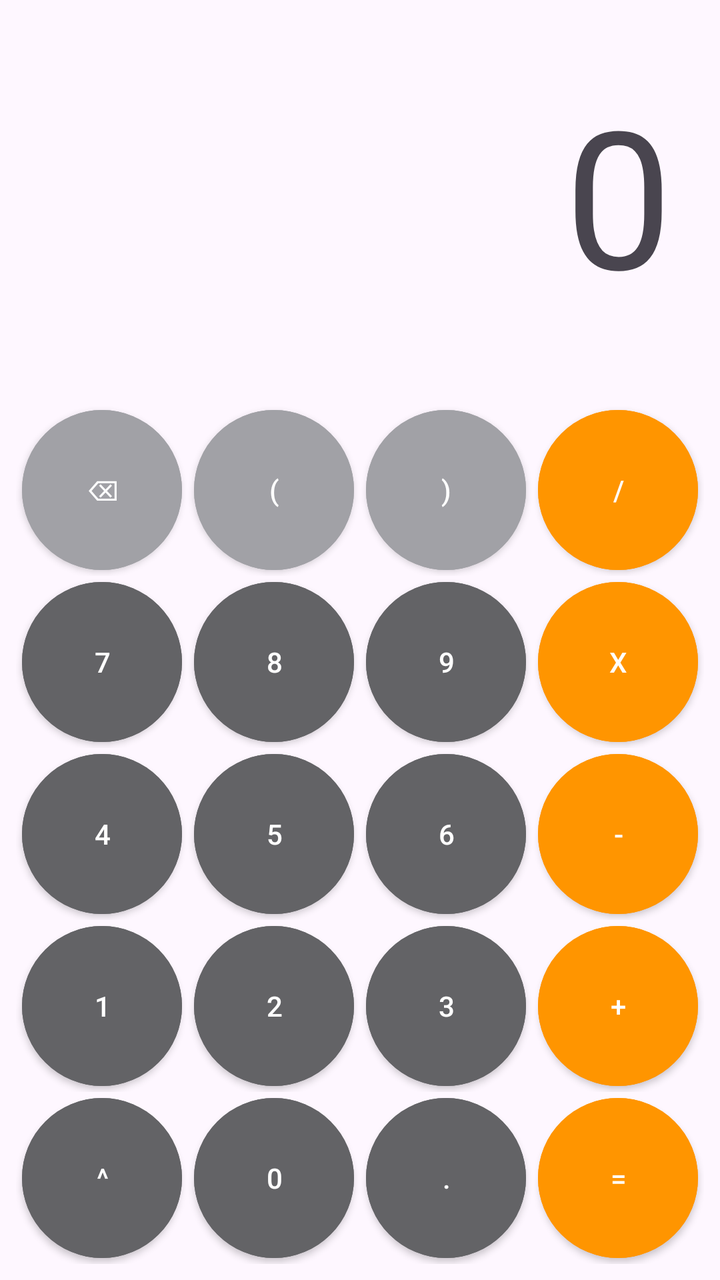
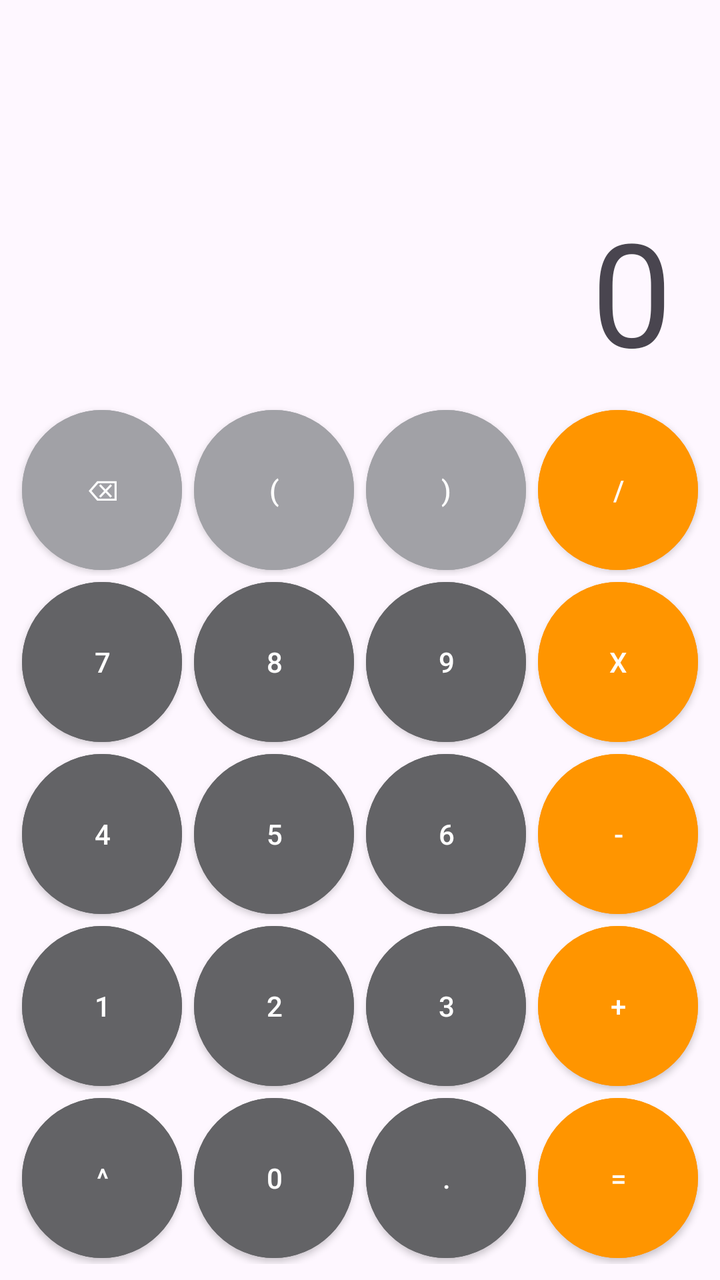

An Android layout rendered at two revisions. The XML below is the earlier revision; the diff shows what the commit changed to produce the second picture.
<!-- AndroidManifest.xml: application theme Theme.Wissenschaftlicher_Rechner -->
<!-- res/layout/activity_main.xml -->
<?xml version="1.0" encoding="utf-8"?>
<androidx.constraintlayout.widget.ConstraintLayout xmlns:android="http://schemas.android.com/apk/res/android"
    xmlns:app="http://schemas.android.com/apk/res-auto"
    xmlns:tools="http://schemas.android.com/tools"
    android:id="@+id/main"
    android:layout_width="match_parent"
    android:layout_height="match_parent"
    tools:context=".MainActivity">

    <TableLayout
        android:id="@+id/CalcGrid"
        android:layout_width="0dp"
        android:layout_height="0dp"
        android:layout_marginStart="8dp"
        android:layout_marginEnd="8dp"
        android:layout_marginBottom="8dp"
        android:shrinkColumns="*"
        android:stretchColumns="*"
        app:layout_constraintBottom_toBottomOf="parent"
        app:layout_constraintEnd_toEndOf="parent"
        app:layout_constraintStart_toStartOf="parent"
        app:layout_constraintDimensionRatio="4:5">

        <TableRow android:layout_weight="1">

            <Button
                android:id="@+id/buttonC"
                style="@style/CalcButton"
                android:backgroundTint="#A1A1A6"
                android:text="@string/btn_backspace" />

            <Button
                android:id="@+id/buttonOpenParen"
                style="@style/CalcButton"
                android:backgroundTint="#A1A1A6"
                android:text="@string/btn_open_paren" />

            <Button
                android:id="@+id/buttonCloseParen"
                style="@style/CalcButton"
                android:backgroundTint="#A1A1A6"
                android:text="@string/btn_close_paren" />

            <Button
                android:id="@+id/buttonDiv"
                style="@style/CalcButton"
                android:backgroundTint="#FF9500"
                android:text="@string/btn_div" />
        </TableRow>

        <TableRow android:layout_weight="1">

            <Button
                android:id="@+id/button7"
                style="@style/CalcButton"
                android:backgroundTint="#636366"
                android:text="@string/btn_seven" />

            <Button
                android:id="@+id/button8"
                style="@style/CalcButton"
                android:backgroundTint="#636366"
                android:text="@string/btn_eight" />

            <Button
                android:id="@+id/button9"
                style="@style/CalcButton"
                android:backgroundTint="#636366"
                android:text="@string/btn_nine" />

            <Button
                android:id="@+id/buttonMul"
                style="@style/CalcButton"
                android:backgroundTint="#FF9500"
                android:text="@string/btn_mul" />
        </TableRow>

        <TableRow android:layout_weight="1">

            <Button
                android:id="@+id/button4"
                style="@style/CalcButton"
                android:backgroundTint="#636366"
                android:text="@string/btn_four" />

            <Button
                android:id="@+id/button5"
                style="@style/CalcButton"
                android:backgroundTint="#636366"
                android:text="@string/btn_five" />

            <Button
                android:id="@+id/button6"
                style="@style/CalcButton"
                android:backgroundTint="#636366"
                android:text="@string/btn_six" />

            <Button
                android:id="@+id/buttonSub"
                style="@style/CalcButton"
                android:backgroundTint="#FF9500"
                android:text="@string/btn_sub" />
        </TableRow>

        <TableRow android:layout_weight="1">

            <Button
                android:id="@+id/button1"
                style="@style/CalcButton"
                android:backgroundTint="#636366"
                android:text="@string/btn_one" />

            <Button
                android:id="@+id/button2"
                style="@style/CalcButton"
                android:backgroundTint="#636366"
                android:text="@string/btn_two" />

            <Button
                android:id="@+id/button3"
                style="@style/CalcButton"
                android:backgroundTint="#636366"
                android:text="@string/btn_three" />

            <Button
                android:id="@+id/buttonAdd"
                style="@style/CalcButton"
                android:backgroundTint="#FF9500"
                android:text="@string/btn_add" />
        </TableRow>

        <TableRow android:layout_weight="1">

            <Button
                android:id="@+id/buttonPow"
                style="@style/CalcButton"
                android:backgroundTint="#636366"
                android:text="@string/btn_pow" />

            <Button
                android:id="@+id/button0"
                style="@style/CalcButton"
                android:backgroundTint="#636366"
                android:text="@string/btn_zero" />

            <Button
                android:id="@+id/buttonDot"
                style="@style/CalcButton"
                android:backgroundTint="#636366"
                android:text="@string/btn_dot" />

            <Button
                android:id="@+id/buttonEq"
                style="@style/CalcButton"
                android:backgroundTint="#FF9500"
                android:text="@string/btn_eq" />
        </TableRow>
    </TableLayout>

    <TextView
        android:id="@+id/textView"
        android:layout_width="0dp"
        android:layout_height="0dp"
        android:layout_marginStart="24dp"
        android:layout_marginEnd="24dp"
        android:layout_marginBottom="8dp"
        android:gravity="end|center_vertical"
        android:text="0"
        android:maxLines="1"
        android:autoSizeTextType="uniform"
        android:autoSizeMinTextSize="36sp"
        android:autoSizeMaxTextSize="96sp"
        android:autoSizeStepGranularity="1sp"
        app:layout_constraintBottom_toTopOf="@+id/CalcGrid"
        app:layout_constraintEnd_toEndOf="parent"
        app:layout_constraintStart_toStartOf="parent"
        app:layout_constraintTop_toTopOf="parent"/>

    <TextView
        android:id="@+id/historyView"
        android:layout_width="0dp"
        android:layout_height="0dp"
        android:layout_marginStart="24dp"
        android:layout_marginEnd="24dp"
        android:layout_marginBottom="0dp"
        android:gravity="end|bottom"
        android:maxLines="1"
        android:autoSizeTextType="uniform"
        android:autoSizeMinTextSize="24sp"
        android:autoSizeMaxTextSize="36sp"
        android:autoSizeStepGranularity="1sp"
        android:textColor="#636366"
        app:layout_constraintBottom_toTopOf="@+id/textView"
        app:layout_constraintEnd_toEndOf="parent"
        app:layout_constraintStart_toStartOf="parent"
        app:layout_constraintTop_toTopOf="parent"/>

</androidx.constraintlayout.widget.ConstraintLayout>
<!-- resources referenced by this layout -->
<resources>
  <string name="btn_add">+</string>
  <string name="btn_backspace">⌫</string>
  <string name="btn_close_paren">)</string>
  <string name="btn_div">/</string>
  <string name="btn_dot">.</string>
  <string name="btn_eight">8</string>
  <string name="btn_eq">=</string>
  <string name="btn_five">5</string>
  <string name="btn_four">4</string>
  <string name="btn_mul">x</string>
  <string name="btn_nine">9</string>
  <string name="btn_one">1</string>
  <string name="btn_open_paren">(</string>
  <string name="btn_pow">^</string>
  <string name="btn_seven">7</string>
  <string name="btn_six">6</string>
  <string name="btn_sub">-</string>
  <string name="btn_three">3</string>
  <string name="btn_two">2</string>
  <string name="btn_zero">0</string>
  <style name="CalcButton" parent="Widget.MaterialComponents.Button">
          <item name="android:layout_width">wrap_content</item>
          <item name="android:layout_height">match_parent</item>
          <item name="android:layout_margin">3dp</item>
          <item name="android:minHeight">0dp</item>
          <item name="android:insetTop">0dp</item>
          <item name="android:insetBottom">0dp</item>
          <item name="cornerRadius">100dp</item>
      </style>
  <style name="Theme.Wissenschaftlicher_Rechner" parent="Base.Theme.Wissenschaftlicher_Rechner" />
  <style name="Base.Theme.Wissenschaftlicher_Rechner" parent="Theme.Material3.DayNight.NoActionBar">
          
          
      </style>
</resources>

<!-- the commit's change to res/layout/activity_main.xml (unified diff, before → after) -->
@@ -164,17 +164,20 @@
         android:layout_marginStart="24dp"
         android:layout_marginEnd="24dp"
         android:layout_marginBottom="8dp"
+        android:autoSizeMaxTextSize="96sp"
+        android:autoSizeMinTextSize="36sp"
+        android:autoSizeStepGranularity="1sp"
+        android:autoSizeTextType="uniform"
         android:gravity="end|center_vertical"
+        android:maxLines="1"
         android:text="0"
-        android:maxLines="1"
-        android:autoSizeTextType="uniform"
-        android:autoSizeMinTextSize="36sp"
-        android:autoSizeMaxTextSize="96sp"
-        android:autoSizeStepGranularity="1sp"
         app:layout_constraintBottom_toTopOf="@+id/CalcGrid"
         app:layout_constraintEnd_toEndOf="parent"
+        app:layout_constraintHorizontal_bias="1.0"
         app:layout_constraintStart_toStartOf="parent"
-        app:layout_constraintTop_toTopOf="parent"/>
+        app:layout_constraintTop_toBottomOf="@+id/historyView"
+        app:layout_constraintVertical_bias="0.0"
+        app:layout_constraintVertical_weight="1" />
 
     <TextView
         android:id="@+id/historyView"
@@ -182,7 +185,6 @@
         android:layout_height="0dp"
         android:layout_marginStart="24dp"
         android:layout_marginEnd="24dp"
-        android:layout_marginBottom="0dp"
         android:gravity="end|bottom"
         android:maxLines="1"
         android:autoSizeTextType="uniform"
@@ -190,9 +192,12 @@
         android:autoSizeMaxTextSize="36sp"
         android:autoSizeStepGranularity="1sp"
         android:textColor="#636366"
+        app:layout_constraintVertical_chainStyle="packed"
+        app:layout_constraintVertical_bias="1.0"
+        app:layout_constraintVertical_weight="1"
+        app:layout_constraintTop_toTopOf="parent"
         app:layout_constraintBottom_toTopOf="@+id/textView"
         app:layout_constraintEnd_toEndOf="parent"
-        app:layout_constraintStart_toStartOf="parent"
-        app:layout_constraintTop_toTopOf="parent"/>
+        app:layout_constraintStart_toStartOf="parent" />
 
 </androidx.constraintlayout.widget.ConstraintLayout>
